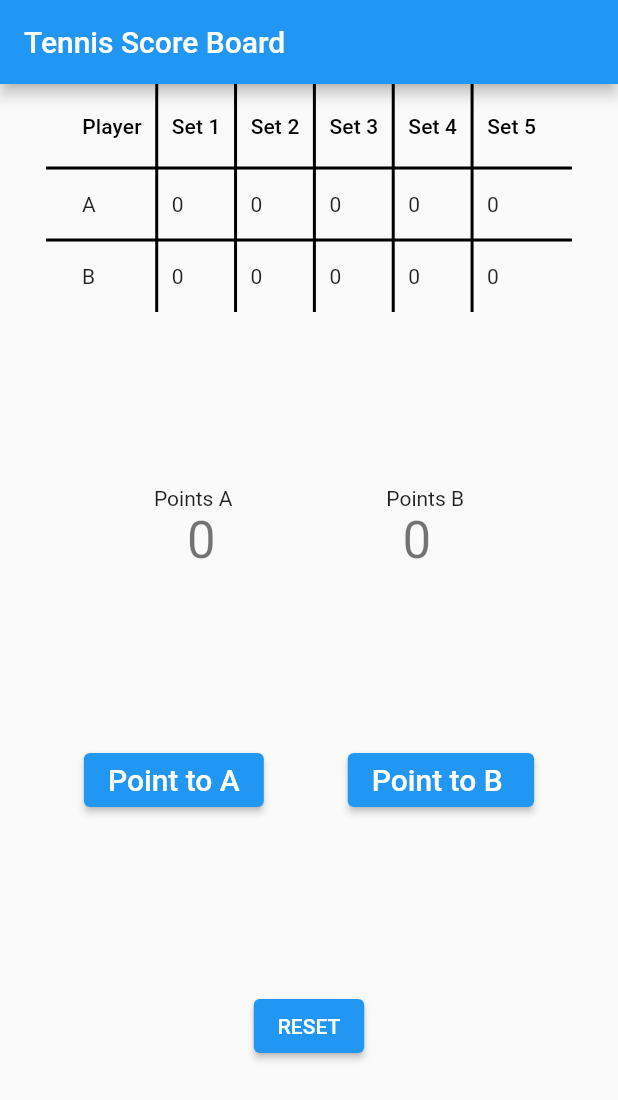
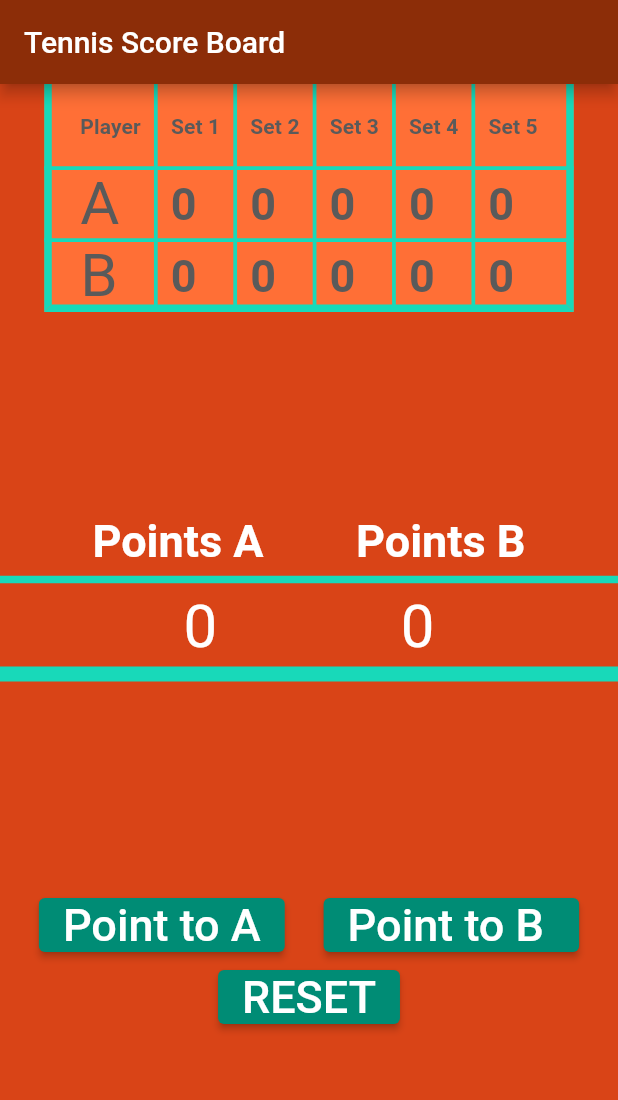
Before and after one commit to glaloggia/tennis_score_board, a Flutter app: the screen it shows after launch, on a phone screen of 412 x 824 dp. Shown: the top 1100 px of the screen. Run offline on Flutter 3.47's test engine with Material 2 defaults, Android fonts, the phone set to English and light mode, and no system bars; our stand-ins replace share_plus.

Commit message:
Improving look and feel.

```diff
--- a/lib/main.dart
+++ b/lib/main.dart
@@ -1,5 +1,6 @@
 import 'package:flutter/material.dart';
 import 'package:tennis_score_board/dashboard.dart';
+import 'package:share_plus/share_plus.dart';
 
 void main() {
   runApp(const MyApp());
@@ -60,6 +61,7 @@
     return Scaffold(
       appBar: AppBar(
         title: Text(widget.title),
+        backgroundColor: Color.fromRGBO(140,45,8,1),
       ),
       body: Center(
         child: Column(
@@ -69,80 +71,101 @@
               Spacer(),
             ],),
             DataTable(
-                  border: TableBorder(verticalInside: BorderSide(width: 2),
-                      horizontalInside: BorderSide(width: 2)),
+                  headingRowColor:MaterialStateProperty.all(Color.fromRGBO(255, 111, 54, 1)),
+                  dataRowColor:MaterialStateProperty.all(Color.fromRGBO(255, 111, 54, 1)),
+
+
+                  border: TableBorder(
+                      verticalInside: BorderSide(width: 2.5,color: Color.fromRGBO(24, 217, 185, 1)),
+                      horizontalInside: BorderSide(width: 2.5,color: Color.fromRGBO(24, 217, 185, 1)),
+                      left: BorderSide(width: 5,color: Color.fromRGBO(24, 217, 185, 1)),
+                      right: BorderSide(width: 5,color: Color.fromRGBO(24, 217, 185, 1)),
+                      bottom: BorderSide(width: 5,color: Color.fromRGBO(24, 217, 185, 1)),
+                  ),
                   columnSpacing: 20,
                   columns: const [
-                DataColumn(label:Text("Player")),
-                DataColumn(label:Text("Set 1")),
-                DataColumn(label:Text("Set 2")),
-                DataColumn(label:Text("Set 3")),
-                DataColumn(label:Text("Set 4")),
-                DataColumn(label:Text("Set 5"))
+                    DataColumn(label:Text("Player",style: TextStyle(color: Color.fromRGBO(90, 90, 90, 1),fontWeight: FontWeight.bold))),
+                    DataColumn(label:Text("Set 1",style: TextStyle(color: Color.fromRGBO(90, 90, 90, 1),fontWeight: FontWeight.bold))),
+                    DataColumn(label:Text("Set 2",style: TextStyle(color: Color.fromRGBO(90, 90, 90, 1),fontWeight: FontWeight.bold))),
+                    DataColumn(label:Text("Set 3",style: TextStyle(color: Color.fromRGBO(90, 90, 90, 1),fontWeight: FontWeight.bold))),
+                    DataColumn(label:Text("Set 4",style: TextStyle(color: Color.fromRGBO(90, 90, 90, 1),fontWeight: FontWeight.bold))),
+                    DataColumn(label:Text("Set 5",style: TextStyle(color: Color.fromRGBO(90, 90, 90, 1),fontWeight: FontWeight.bold)))
                   ],
                   rows: [
                   DataRow(cells:[
-                  const DataCell(Text('A')),
-                  DataCell(Text(newDashboard.scoreBoard[0][0].toString())),
-                  DataCell(Text(newDashboard.scoreBoard[1][0].toString())),
-                  DataCell(Text(newDashboard.scoreBoard[2][0].toString())),
-                  DataCell(Text(newDashboard.scoreBoard[3][0].toString())),
-                  DataCell(Text(newDashboard.scoreBoard[4][0].toString())),
+                    const DataCell(Text('A',style: TextStyle(color: Color.fromRGBO(90, 90, 90, 1),fontSize: 40))),
+                    DataCell(Text(newDashboard.scoreBoard[0][0].toString(),style: TextStyle(color: Color.fromRGBO(90, 90, 90, 1),fontSize: 30,fontWeight: FontWeight.bold))),
+                    DataCell(Text(newDashboard.scoreBoard[1][0].toString(),style: TextStyle(color: Color.fromRGBO(90, 90, 90, 1),fontSize: 30,fontWeight: FontWeight.bold))),
+                    DataCell(Text(newDashboard.scoreBoard[2][0].toString(),style: TextStyle(color: Color.fromRGBO(90, 90, 90, 1),fontSize: 30,fontWeight: FontWeight.bold))),
+                    DataCell(Text(newDashboard.scoreBoard[3][0].toString(),style: TextStyle(color: Color.fromRGBO(90, 90, 90, 1),fontSize: 30,fontWeight: FontWeight.bold))),
+                    DataCell(Text(newDashboard.scoreBoard[4][0].toString(),style: TextStyle(color: Color.fromRGBO(90, 90, 90, 1),fontSize: 30,fontWeight: FontWeight.bold))),
                   ]),
                   DataRow(cells:[
-                  const DataCell(Text('B')),
-                  DataCell(Text(newDashboard.scoreBoard[0][1].toString())),
-                  DataCell(Text(newDashboard.scoreBoard[1][1].toString())),
-                  DataCell(Text(newDashboard.scoreBoard[2][1].toString())),
-                  DataCell(Text(newDashboard.scoreBoard[3][1].toString())),
-                  DataCell(Text(newDashboard.scoreBoard[4][1].toString())),
+                    const DataCell(Text('B',style: TextStyle(color: Color.fromRGBO(90, 90, 90, 1),fontSize: 40))),
+                    DataCell(Text(newDashboard.scoreBoard[0][1].toString(),style: TextStyle(color: Color.fromRGBO(90, 90, 90, 1),fontSize: 30,fontWeight: FontWeight.bold))),
+                    DataCell(Text(newDashboard.scoreBoard[1][1].toString(),style: TextStyle(color: Color.fromRGBO(90, 90, 90, 1),fontSize: 30,fontWeight: FontWeight.bold))),
+                    DataCell(Text(newDashboard.scoreBoard[2][1].toString(),style: TextStyle(color: Color.fromRGBO(90, 90, 90, 1),fontSize: 30,fontWeight: FontWeight.bold))),
+                    DataCell(Text(newDashboard.scoreBoard[3][1].toString(),style: TextStyle(color: Color.fromRGBO(90, 90, 90, 1),fontSize: 30,fontWeight: FontWeight.bold))),
+                    DataCell(Text(newDashboard.scoreBoard[4][1].toString(),style: TextStyle(color: Color.fromRGBO(90, 90, 90, 1),fontSize: 30,fontWeight: FontWeight.bold))),
                     ]
                     ),
                   ]
             ),
             Spacer(),
+            // Divider(color: Color.fromRGBO(24, 217, 185, 1),thickness: 2,),
             Row(children: [
               Spacer(),
-              Text("Points A"),
+              Text("Points A",style: TextStyle(fontSize: 30.0,color: Colors.white,fontWeight: FontWeight.bold)),
               Spacer(),
-              Text("Points B"),
+              Text("Points B",style: TextStyle(fontSize: 30.0,color: Colors.white,fontWeight: FontWeight.bold)),
+              Spacer(),
+            ],),
+            Divider(color: Color.fromRGBO(24, 217, 185, 1),thickness: 5),
+            Row(children: [
+              Spacer(),
+              Text(
+                newDashboard.currentGame[0].toString(),
+                style: TextStyle(fontSize: 40.0,color: Colors.white)
+              ),
+              Spacer(),
+              Text(
+                newDashboard.currentGame[1].toString(),
+                style: TextStyle(fontSize: 40.0,color: Colors.white),
+              ),
+              Spacer()
+            ],),
+            Divider(color: Color.fromRGBO(24, 217, 185, 1),thickness: 10),
+            Spacer(),
+            Row(children: [
+              Spacer(),
+              ElevatedButton(onPressed: _incrementCounterA,
+                  style: ButtonStyle(
+                    backgroundColor:  MaterialStateProperty.all(Color.fromRGBO(0,140,117, 1)),
+                  ),
+                  child: Text('Point to A', style: TextStyle(fontSize: 30.0),) ),
+              Spacer(),
+              ElevatedButton(onPressed: _incrementCounterB,
+                  style: ButtonStyle(
+                    backgroundColor:  MaterialStateProperty.all(Color.fromRGBO(0,140,117,1)),
+
+                  ),
+                  child: Text('Point to B ', style: TextStyle(fontSize: 30.0),)),
               Spacer(),
             ],),
             Row(children: [
               Spacer(),
-              Text(
-                newDashboard.currentGame[0].toString(),
-                style: Theme.of(context).textTheme.headline4,
+              ElevatedButton(onPressed: _resetMatch,
+                  style: ButtonStyle(
+                    backgroundColor:  MaterialStateProperty.all(Color.fromRGBO(0,140,117, 1)),
                   ),
-              Spacer(),
-              Text(
-                newDashboard.currentGame[1].toString(),
-                style: Theme.of(context).textTheme.headline4,
-              ),
-              Spacer()
-            ],),
-            Spacer(),
-            Row(children: [
-              Spacer(),
-              ElevatedButton(onPressed: _incrementCounterA
-                  ,child: Text('Point to A', style: TextStyle(fontSize: 20.0),) ),
-              Spacer(),
-              ElevatedButton(onPressed: _incrementCounterB
-                  ,child: Text('Point to B ', style: TextStyle(fontSize: 20.0),) ),
-              Spacer(),
-            ],),
-            // Spacer(),
-            Spacer(),
-            Row(children: [
-              Spacer(),
-              ElevatedButton(onPressed: _resetMatch, child: Text("RESET")),
+                  child: Text("RESET",style: TextStyle(fontSize: 30.0),)),
               Spacer()
             ],),
             Spacer()
           ],
         ),
       ),
-      // This trailing comma makes auto-formatting nicer for build methods.
+        backgroundColor: Color.fromRGBO(217, 68, 23, 1),
     );
   }
 }
--- a/pubspec.yaml
+++ b/pubspec.yaml
@@ -35,6 +35,8 @@ dependencies:
   # Use with the CupertinoIcons class for iOS style icons.
   cupertino_icons: ^1.0.2
 
+  share_plus: ^4.0.10+1
+
 dev_dependencies:
   flutter_test:
     sdk: flutter
@@ -44,7 +46,7 @@ dev_dependencies:
   # activated in the `analysis_options.yaml` file located at the root of your
   # package. See that file for information about deactivating specific lint
   # rules and activating additional ones.
-  flutter_lints: ^1.0.0
+  flutter_lints: ^2.0.1
 
 # For information on the generic Dart part of this file, see the
 # following page: https://dart.dev/tools/pub/pubspec
```
Also changed, not shown: pubspec.lock. Lines whose indentation alone changed are shown as unchanged.
